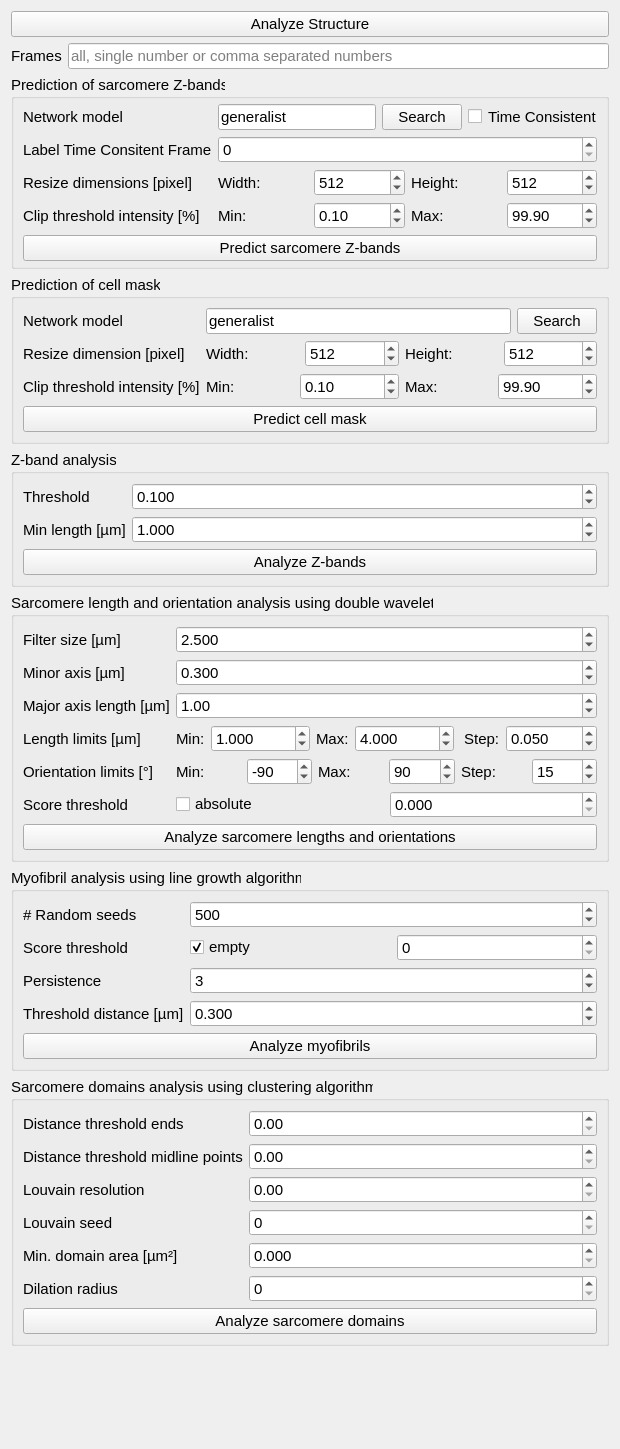
Above: app/ui-files/parameters_structure_analysis.ui from danihae/SarcAsM before the change. Below: the same form after it.
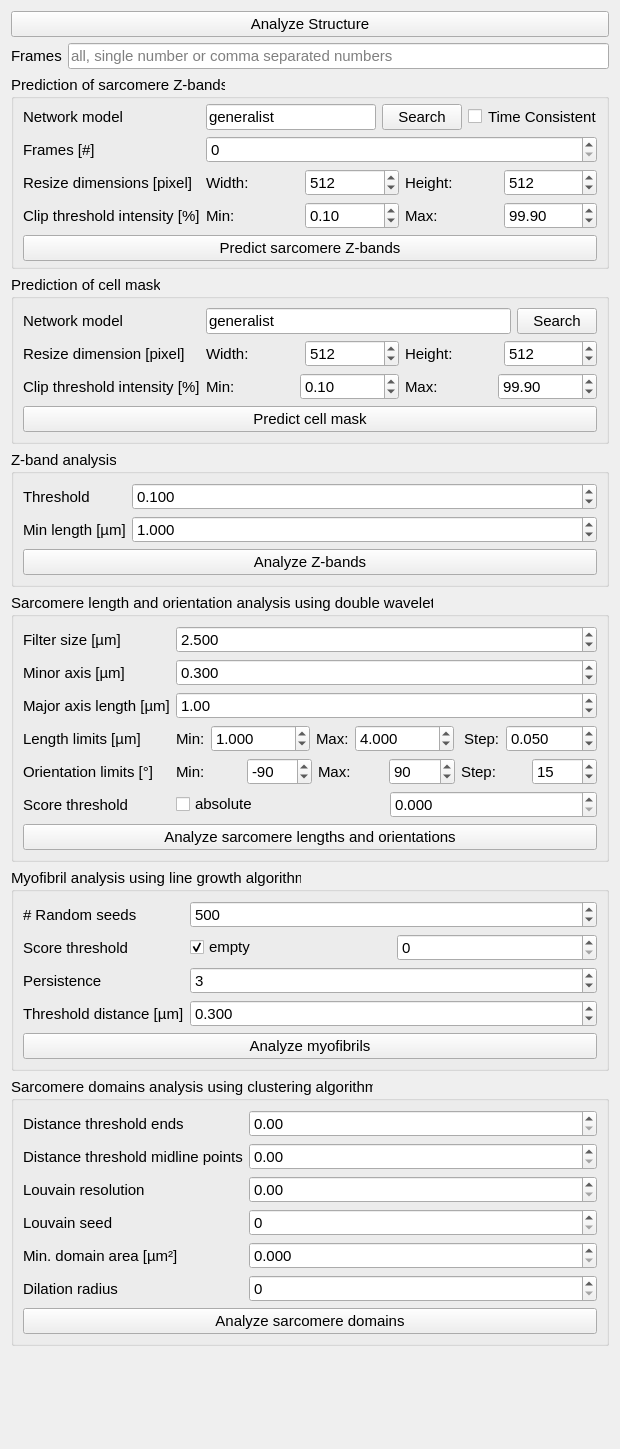
That is the form after the change.

Commit message: Change labels and tooltip 'Frames'

Patch:
```diff
--- a/app/ui-files/parameters_structure_analysis.ui
+++ b/app/ui-files/parameters_structure_analysis.ui
@@ -1156,7 +1156,7 @@
          <string>When time_consistent==True, this field has to be filled</string>
         </property>
         <property name="text">
-         <string>Label Time Consitent Frame</string>
+         <string>Frames [#]</string>
         </property>
        </widget>
       </item>
```
The commit also changes 1 other file.
